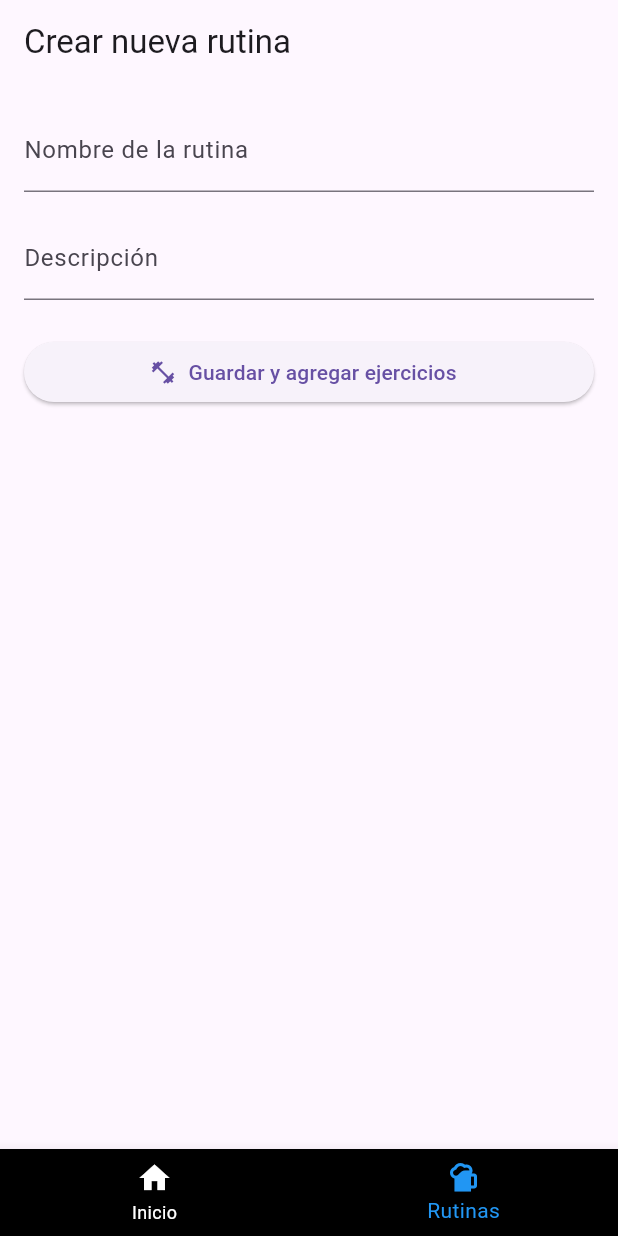
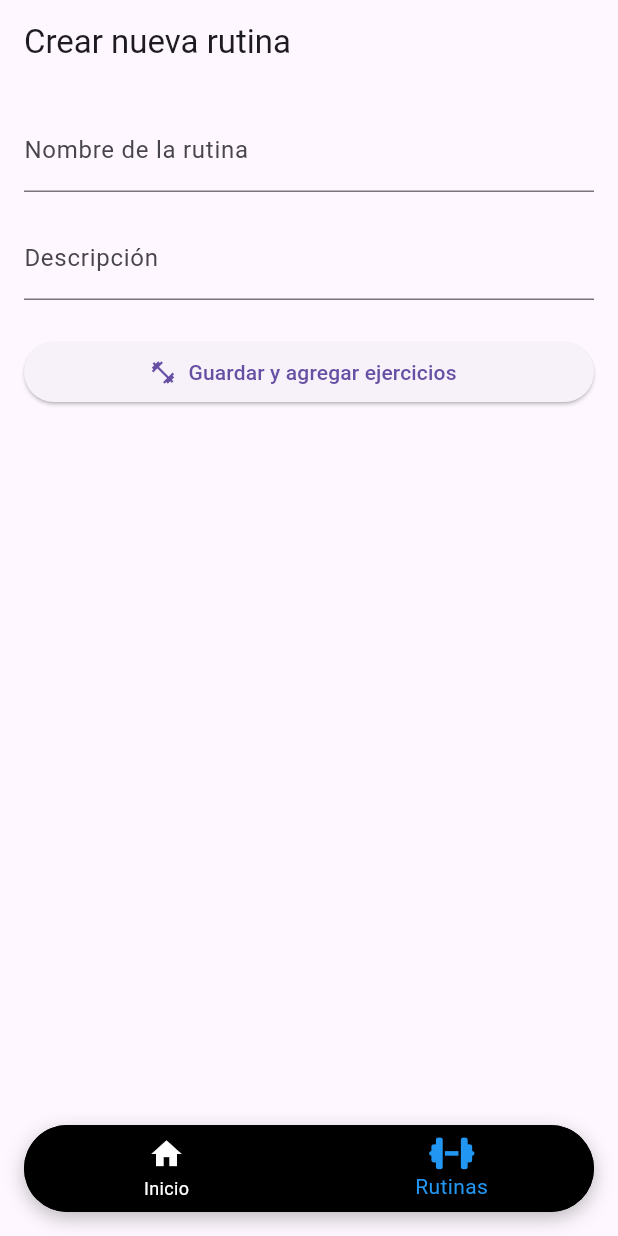
Before and after one commit to dinovillalobos/app_gym, a Flutter app: the navigationBar screen opened directly with empty values, item 2 of the bottom bar chosen, on a phone screen of 412 x 824 dp. Run offline on Flutter 3.47's test engine with Material 3 defaults, Android fonts, the phone set to English and light mode, and no system bars; our stand-ins replace cloud_firestore, firebase_auth, firebase_core, font_awesome_flutter; accounts and stored records are empty.

Commit message:
Uso de librerio externa de flutter para el uso de icono de mancuerna, se agrego al yml y diseño de la Navigation Bar

```diff
--- a/lib/navigation_bar.dart
+++ b/lib/navigation_bar.dart
@@ -1,56 +1,74 @@
 import 'package:flutter/material.dart';
 import 'package:app_gym_hibrido/screens/home_screen.dart';
 import 'package:app_gym_hibrido/screens/crear_rutina_screen.dart';
+import 'package:font_awesome_flutter/font_awesome_flutter.dart';
 
-class navigationBar extends StatefulWidget{
+class navigationBar extends StatefulWidget {
   final String userId;
-  const navigationBar ({super.key, required this.userId});
+  const navigationBar({super.key, required this.userId});
 
   @override
   State<navigationBar> createState() => _navigationBarState();
 }
 
-class _navigationBarState extends State<navigationBar>{
+class _navigationBarState extends State<navigationBar> {
   int _screenAct = 0;
   late Widget _cuerpo;
 
-  void _changeScreen(int i){
+  void _changeScreen(int i) {
     setState(() {
       _screenAct = i;
 
       switch (_screenAct) {
         case 0:
           _cuerpo = HomeScreen(title: "Inicio");
+          break;
         case 1:
           _cuerpo = CrearRutinaScreen(
             title: "Rutinas",
             userId: widget.userId,
           );
+          break;
         default:
           _cuerpo = HomeScreen(title: "Inicio");
-
       }
     });
   }
 
   @override
-  void initState(){
+  void initState() {
     super.initState();
     _cuerpo = HomeScreen(title: "Inicio");
   }
 
   @override
-  Widget build(BuildContext context){
+  Widget build(BuildContext context) {
     return Scaffold(
       body: _cuerpo,
-      bottomNavigationBar: BottomNavigationBar(
-          items: const[
+      bottomNavigationBar: Padding(
+        padding: const EdgeInsets.all(16.0),
+        child: Container(
+          decoration: BoxDecoration(
+            color: Colors.black,
+            borderRadius: BorderRadius.circular(30),
+            boxShadow: [
+              BoxShadow(
+                color: Colors.black26,
+                blurRadius: 10,
+                offset: Offset(0, 4),
+              ),
+            ],
+          ),
+          child: ClipRRect(
+            borderRadius: BorderRadius.circular(30),
+            child: BottomNavigationBar(
+              items: const [
                 BottomNavigationBarItem(
                   icon: Icon(Icons.home),
                   label: 'Inicio',
                 ),
                 BottomNavigationBarItem(
-                icon: Icon(Icons.sports_bar),
+                  icon: FaIcon(FontAwesomeIcons.dumbbell),
                   label: 'Rutinas',
                 ),
               ],
@@ -59,6 +77,11 @@ class _navigationBarState extends State<navigationBar>{
               selectedItemColor: Colors.blue,
               unselectedItemColor: Colors.white,
               onTap: _changeScreen,
+              type: BottomNavigationBarType.fixed,
+              elevation: 0,
+            ),
+          ),
+        ),
       ),
     );
   }
```
Also changed, not shown: pubspec.lock. Lines whose indentation alone changed are shown as unchanged.
